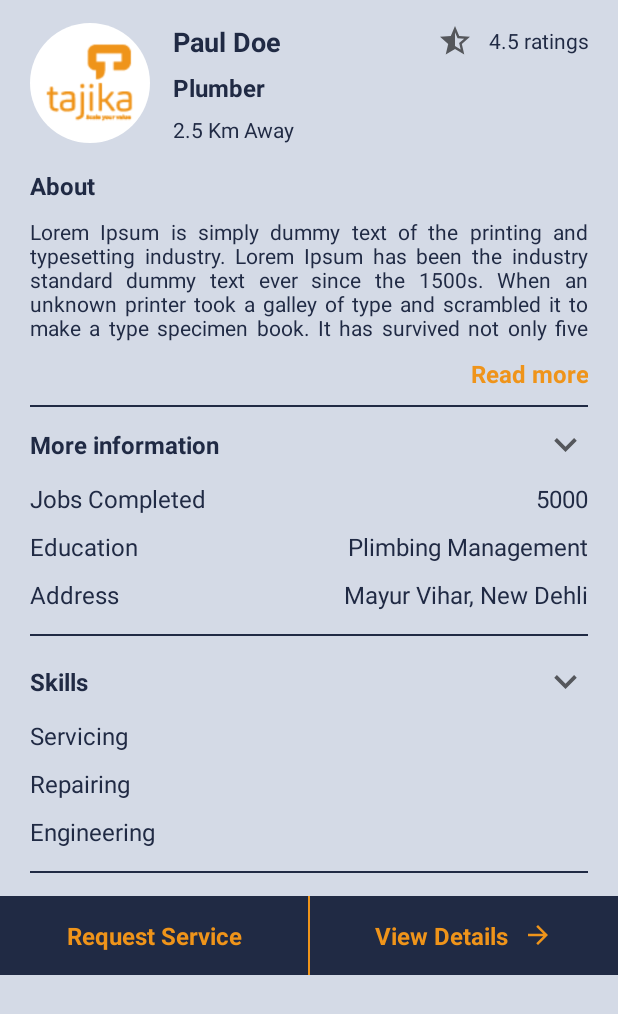
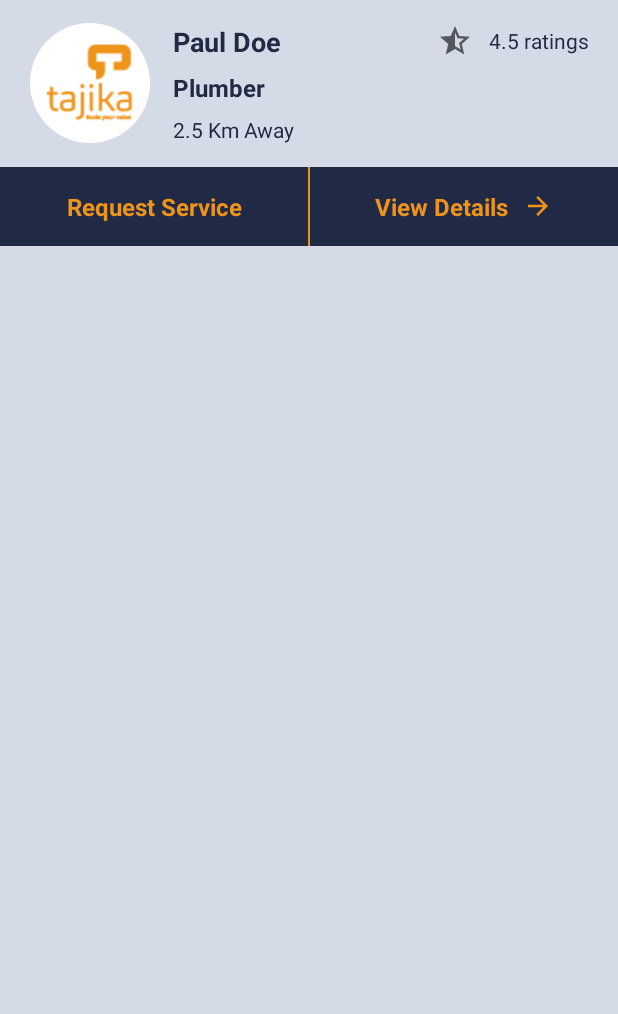
Before and after one commit to shrawank039/Tajika, an Android app: the layout bottomsheet_serviceprovider.xml on its own in the app's theme, with its tools: preview values and no code run, on a phone screen of 412 x 824 dp. Shown: the top 1014 px of the screen. Run offline under Robolectric (Android 15) with nearby library versions, the phone set to English and light mode, and no system bars; network calls fail.

```diff
--- a/app/src/main/AndroidManifest.xml
+++ b/app/src/main/AndroidManifest.xml
@@ -20,7 +20,7 @@
         android:usesCleartextTraffic="true"
         tools:replace="android:label,android:usesCleartextTraffic"
         tools:targetApi="m">
-        <activity android:name=".AllServiceActivity"></activity>
+        <activity android:name=".AllServiceActivity" />
         <activity android:name=".LandingPage" />
         <activity
             android:name=".LocationSelectorActivity"
@@ -63,7 +63,6 @@
         <activity
             android:name=".HomeActivity"
             android:label="@string/title_activity_navigation_drawer" />
-
     </application>
 
 </manifest>
--- a/app/src/main/java/com/matrixdeveloper/tajika/RequestServiceActivity.java
+++ b/app/src/main/java/com/matrixdeveloper/tajika/RequestServiceActivity.java
@@ -129,7 +129,6 @@ public class RequestServiceActivity extends AppCompatActivity implements
                         @Override
                         public void onTimeSet(TimePicker view, int hourOfDay,
                                               int minute) {
-
                             edtTime.setText(hourOfDay + ":" + minute);
                         }
                     }, mHour, mMinute, false);
--- a/app/src/main/res/layout/bottomsheet_serviceprovider.xml
+++ b/app/src/main/res/layout/bottomsheet_serviceprovider.xml
@@ -199,7 +199,7 @@
                 </LinearLayout>
 
                 <LinearLayout
-                    android:visibility="visible"
+                    android:visibility="gone"
                     android:id="@+id/ll_moreDetails"
                     android:layout_width="match_parent"
                     android:layout_height="wrap_content"
--- a/app/src/main/res/values/themes.xml
+++ b/app/src/main/res/values/themes.xml
@@ -6,7 +6,7 @@
         <item name="colorPrimaryVariant">@color/purple_700</item>
         <item name="colorOnPrimary">@color/white</item>
         <!-- Secondary brand color. -->
-        <item name="colorSecondary">@color/teal_200</item>
+        <item name="colorSecondary">@color/dark_blue</item>
         <item name="colorSecondaryVariant">@color/teal_700</item>
         <item name="colorOnSecondary">@color/black</item>
         <!-- Status bar color. -->
```
Also changed, not shown: app/src/main/java/com/matrixdeveloper/tajika/LocationSelectorActivity.java (+24 -1 lines), app/src/main/res/drawable/provider_image_1x.png (added), app/src/main/res/drawable/provider_image_2x.png (added).
